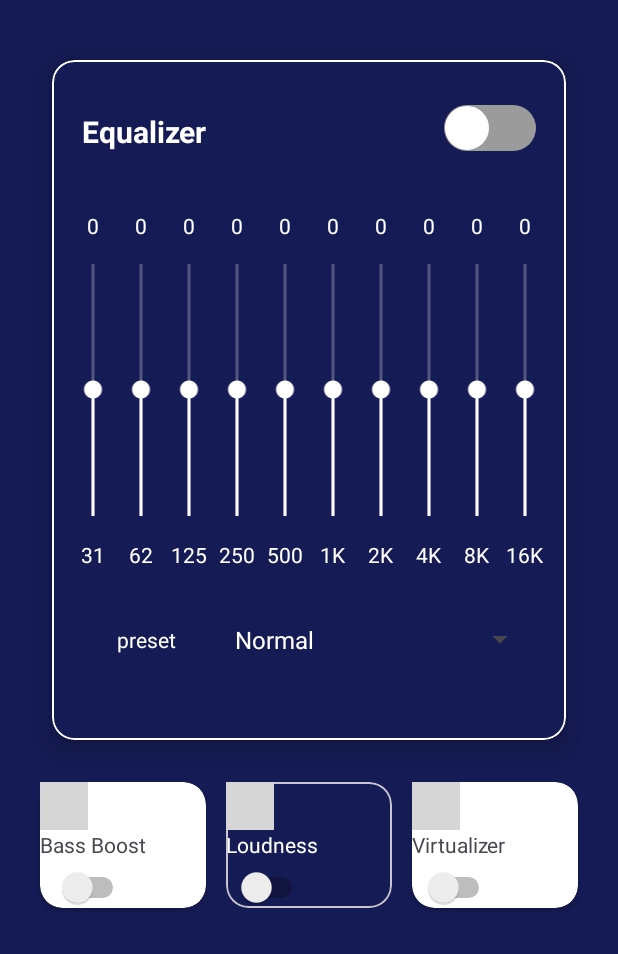
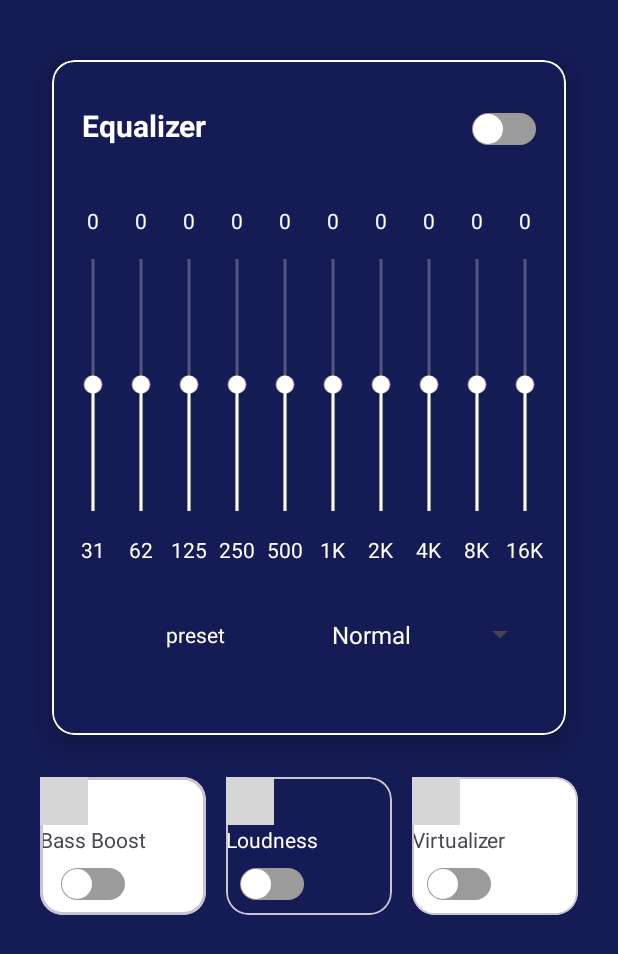
Before and after one commit to Team-Roulette/Midnight-Equalizer, an Android app: the screen it shows after launch (MainActivity), on a phone screen of 412 x 824 dp. Shown: the top 954 px of the screen. Run offline under Robolectric (Android 15) with nearby library versions, the phone set to English and light mode, and no system bars; libraries missing offline, so code that uses them is left out: me.tankery.lib; plain views replace CircularSeekBar; 1 statement that could not run was skipped; grey boxes are pictures that could not be loaded.

Commit message:
fix switch

```diff
--- a/app/src/main/res/drawable/switch_thumb.xml
+++ b/app/src/main/res/drawable/switch_thumb.xml
@@ -10,8 +10,8 @@
             android:shape="oval">
 
             <size
-                android:width="29dp"
-                android:height="29dp" />
+                android:width="20dp"
+                android:height="20dp" />
 
             <solid
                 android:color="#FFFFFF" />
--- a/app/src/main/res/drawable/switch_track_off.xml
+++ b/app/src/main/res/drawable/switch_track_off.xml
@@ -6,8 +6,8 @@
         android:radius="15dp" />
 
     <size
-        android:width="30dp"
-        android:height="10dp" />
+        android:width="3dp"
+        android:height="1dp" />
 
     <solid
         android:color="#9b9b9b" />
--- a/app/src/main/res/drawable/switch_track_on.xml
+++ b/app/src/main/res/drawable/switch_track_on.xml
@@ -6,8 +6,8 @@
         android:radius="15dp" />
 
     <size
-        android:width="51dp"
-        android:height="30dp" />
+        android:width="3dp"
+        android:height="1dp" />
 
     <solid
         android:color="#4cd964" />
--- a/app/src/main/res/layout/activity_main.xml
+++ b/app/src/main/res/layout/activity_main.xml
@@ -57,13 +57,13 @@
 
                             <Switch
                                 android:id="@+id/switch1"
-                                android:layout_width="wrap_content"
-                                android:layout_height="20dp"
+                                android:layout_width="10dp"
+                                android:layout_height="10dp"
                                 android:layout_weight="1"
                                 android:track="@drawable/switch_track_selector"
                                 android:thumb="@drawable/switch_thumb"
-                                android:paddingTop="10dp"
-                                android:paddingBottom="10dp"
+
+
                                 />
                         </LinearLayout>
                         <LinearLayout
@@ -452,9 +452,8 @@
                                 android:id="@+id/spinner1"
                                 android:layout_gravity="end"
                                 android:gravity="center_horizontal"
-                                android:layout_width="wrap_content"
+                                android:layout_width="40dp"
                                 android:layout_height="wrap_content"
-
                                 android:layout_weight="1" />
                         </LinearLayout>
 
@@ -466,11 +465,12 @@
                     android:layout_height="wrap_content"
                     android:orientation="horizontal">
 
-                    <androidx.cardview.widget.CardView
+                    <com.google.android.material.card.MaterialCardView
                         android:id="@+id/cardView4"
                         android:layout_width="40dp"
                         android:layout_height="wrap_content"
-                        app:cardBackgroundColor="@color/white"
+                        android:backgroundTint="@color/white"
+                        app:strokeWidth="2dp"
                         android:orientation="vertical"
                         android:layout_weight="1"
                         app:cardCornerRadius="15dp"
@@ -521,10 +521,13 @@
                                 android:id="@+id/switch2"
                                 android:layout_gravity="center_horizontal"
                                 android:layout_width="wrap_content"
-                                android:layout_height="wrap_content"
+                                android:layout_height="30dp"
+                                android:track="@drawable/switch_track_selector"
+                                android:thumb="@drawable/switch_thumb"
+                                android:layout_marginBottom="5dp"
                                 />
                         </LinearLayout>
-                    </androidx.cardview.widget.CardView>
+                    </com.google.android.material.card.MaterialCardView>
                     <com.google.android.material.card.MaterialCardView
                         android:id="@+id/cardView5"
                         android:layout_width="40dp"
@@ -583,15 +586,18 @@
                                 android:layout_gravity="center_horizontal"
                                 android:layout_width="wrap_content"
 
-                                android:layout_height="wrap_content"
+                                android:layout_height="30dp"
+                                android:track="@drawable/switch_track_selector"
+                                android:thumb="@drawable/switch_thumb"
+                                android:layout_marginBottom="5dp"
                                 />
                         </LinearLayout>
                     </com.google.android.material.card.MaterialCardView>
-                    <androidx.cardview.widget.CardView
+                    <com.google.android.material.card.MaterialCardView
                         android:id="@+id/cardView6"
                         android:layout_width="40dp"
                         android:layout_height="wrap_content"
-
+                        android:backgroundTint="@color/white"
                         android:orientation="vertical"
                         android:layout_weight="1"
                         app:cardCornerRadius="15dp"
@@ -612,7 +618,6 @@
                                 app:cs_move_outside_circle = "true"
                                 app:cs_maintain_equal_circle = "true"
                                 app:cs_use_custom_radii = "false"
-
                                 app:cs_circle_x_radius = "0dp"
                                 app:cs_circle_y_radius = "0dp"
                                 app:cs_circle_stroke_width = "5dp"
@@ -624,7 +629,6 @@
                                 app:cs_circle_color = "@color/gray"
                                 app:cs_circle_progress_color = "@color/midnight_blue"
                                 app:cs_pointer_color = "@color/midnight_blue"
-
                                 app:cs_pointer_alpha_ontouch = "5"
                                 app:cs_pointer_angle = "0"
                                 app:cs_disable_progress_glow = "true"
@@ -643,10 +647,13 @@
                                 android:id="@+id/switch4"
                                 android:layout_gravity="center_horizontal"
                                 android:layout_width="wrap_content"
-                                android:layout_height="wrap_content"
+                                android:layout_height="30dp"
+                                android:track="@drawable/switch_track_selector"
+                                android:thumb="@drawable/switch_thumb"
+                                android:layout_marginBottom="5dp"
                                 />
                         </LinearLayout>
-                    </androidx.cardview.widget.CardView>
+                    </com.google.android.material.card.MaterialCardView>
                 </LinearLayout>
             </LinearLayout>
 
--- a/app/src/main/res/values/themes.xml
+++ b/app/src/main/res/values/themes.xml
@@ -2,8 +2,11 @@
     <!-- Base application theme. -->
     <style name="Base.Theme.PitchController" parent="Theme.Material3.DayNight.NoActionBar">
         <!-- Customize your light theme here. -->
+        <item name="android:windowLightStatusBar">false</item>
+        <item name="android:statusBarColor">@color/midnight_blue</item>
         <!-- <item name="colorPrimary">@color/my_light_primary</item> -->
     </style>
 
     <style name="Theme.PitchController" parent="Base.Theme.PitchController" />
+
 </resources>
```
